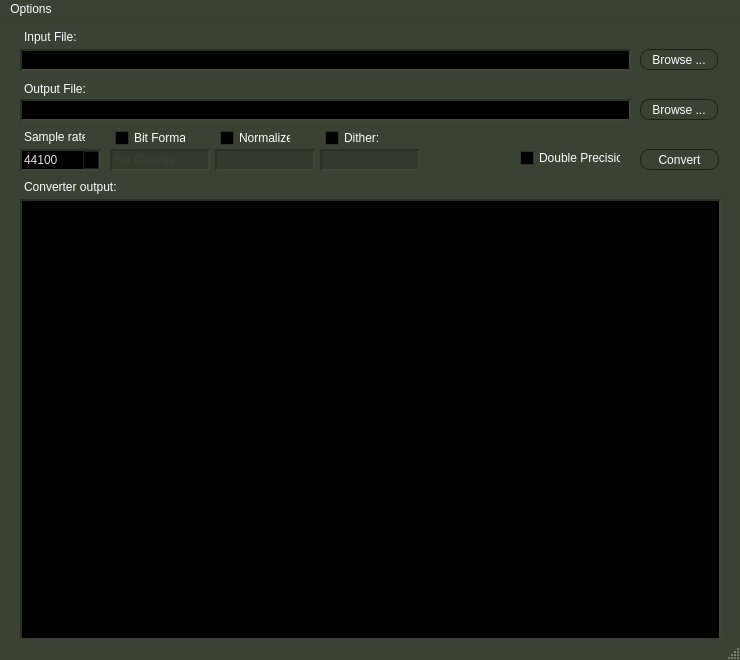
The window that ferocious/mainwindow.ui (jniemann66/ferocious) describes before a commit, drawn with Qt 5.
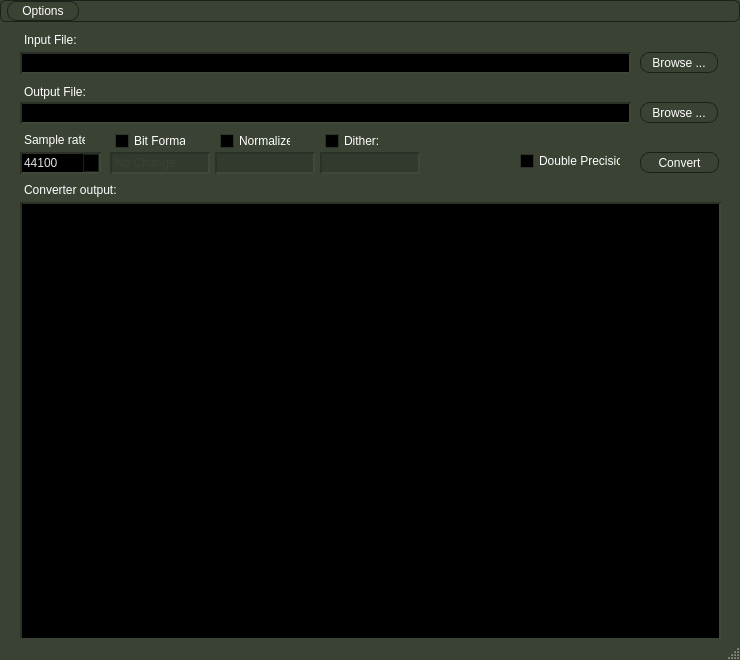
The same window after the commit. Icons and pictures are not drawn. Custom widgets are drawn as their Qt base class.

Commit message: updated css in menus. Added update trigger for OutputFilename textbox

Diff of the .ui file:
```diff
--- a/ferocious/mainwindow.ui
+++ b/ferocious/mainwindow.ui
@@ -1402,11 +1402,329 @@
      <x>0</x>
      <y>0</y>
      <width>740</width>
-     <height>19</height>
+     <height>22</height>
     </rect>
    </property>
+   <property name="palette">
+    <palette>
+     <active>
+      <colorrole role="WindowText">
+       <brush brushstyle="SolidPattern">
+        <color alpha="255">
+         <red>255</red>
+         <green>255</green>
+         <blue>255</blue>
+        </color>
+       </brush>
+      </colorrole>
+      <colorrole role="Button">
+       <brush brushstyle="RadialGradientPattern">
+        <gradient centralx="0.300000000000000" centraly="-0.400000000000000" focalx="0.300000000000000" focaly="-0.400000000000000" radius="1.350000000000000" type="RadialGradient" spread="PadSpread" coordinatemode="ObjectBoundingMode">
+         <gradientstop position="0.000000000000000">
+          <color alpha="255">
+           <red>70</red>
+           <green>80</green>
+           <blue>63</blue>
+          </color>
+         </gradientstop>
+         <gradientstop position="1.000000000000000">
+          <color alpha="255">
+           <red>45</red>
+           <green>51</green>
+           <blue>40</blue>
+          </color>
+         </gradientstop>
+        </gradient>
+       </brush>
+      </colorrole>
+      <colorrole role="Text">
+       <brush brushstyle="SolidPattern">
+        <color alpha="255">
+         <red>255</red>
+         <green>255</green>
+         <blue>255</blue>
+        </color>
+       </brush>
+      </colorrole>
+      <colorrole role="ButtonText">
+       <brush brushstyle="SolidPattern">
+        <color alpha="255">
+         <red>255</red>
+         <green>255</green>
+         <blue>255</blue>
+        </color>
+       </brush>
+      </colorrole>
+      <colorrole role="Base">
+       <brush brushstyle="RadialGradientPattern">
+        <gradient centralx="0.300000000000000" centraly="-0.400000000000000" focalx="0.300000000000000" focaly="-0.400000000000000" radius="1.350000000000000" type="RadialGradient" spread="PadSpread" coordinatemode="ObjectBoundingMode">
+         <gradientstop position="0.000000000000000">
+          <color alpha="255">
+           <red>70</red>
+           <green>80</green>
+           <blue>63</blue>
+          </color>
+         </gradientstop>
+         <gradientstop position="1.000000000000000">
+          <color alpha="255">
+           <red>45</red>
+           <green>51</green>
+           <blue>40</blue>
+          </color>
+         </gradientstop>
+        </gradient>
+       </brush>
+      </colorrole>
+      <colorrole role="Window">
+       <brush brushstyle="RadialGradientPattern">
+        <gradient centralx="0.300000000000000" centraly="-0.400000000000000" focalx="0.300000000000000" focaly="-0.400000000000000" radius="1.350000000000000" type="RadialGradient" spread="PadSpread" coordinatemode="ObjectBoundingMode">
+         <gradientstop position="0.000000000000000">
+          <color alpha="255">
+           <red>70</red>
+           <green>80</green>
+           <blue>63</blue>
+          </color>
+         </gradientstop>
+         <gradientstop position="1.000000000000000">
+          <color alpha="255">
+           <red>45</red>
+           <green>51</green>
+           <blue>40</blue>
+          </color>
+         </gradientstop>
+        </gradient>
+       </brush>
+      </colorrole>
+     </active>
+     <inactive>
+      <colorrole role="WindowText">
+       <brush brushstyle="SolidPattern">
+        <color alpha="255">
+         <red>255</red>
+         <green>255</green>
+         <blue>255</blue>
+        </color>
+       </brush>
+      </colorrole>
+      <colorrole role="Button">
+       <brush brushstyle="RadialGradientPattern">
+        <gradient centralx="0.300000000000000" centraly="-0.400000000000000" focalx="0.300000000000000" focaly="-0.400000000000000" radius="1.350000000000000" type="RadialGradient" spread="PadSpread" coordinatemode="ObjectBoundingMode">
+         <gradientstop position="0.000000000000000">
+          <color alpha="255">
+           <red>70</red>
+           <green>80</green>
+           <blue>63</blue>
+          </color>
+         </gradientstop>
+         <gradientstop position="1.000000000000000">
+          <color alpha="255">
+           <red>45</red>
+           <green>51</green>
+           <blue>40</blue>
+          </color>
+         </gradientstop>
+        </gradient>
+       </brush>
+      </colorrole>
+      <colorrole role="Text">
+       <brush brushstyle="SolidPattern">
+        <color alpha="255">
+         <red>255</red>
+         <green>255</green>
+         <blue>255</blue>
+        </color>
+       </brush>
+      </colorrole>
+      <colorrole role="ButtonText">
+       <brush brushstyle="SolidPattern">
+        <color alpha="255">
+         <red>255</red>
+         <green>255</green>
+         <blue>255</blue>
+        </color>
+       </brush>
+      </colorrole>
+      <colorrole role="Base">
+       <brush brushstyle="RadialGradientPattern">
+        <gradient centralx="0.300000000000000" centraly="-0.400000000000000" focalx="0.300000000000000" focaly="-0.400000000000000" radius="1.350000000000000" type="RadialGradient" spread="PadSpread" coordinatemode="ObjectBoundingMode">
+         <gradientstop position="0.000000000000000">
+          <color alpha="255">
+           <red>70</red>
+           <green>80</green>
+           <blue>63</blue>
+          </color>
+         </gradientstop>
+         <gradientstop position="1.000000000000000">
+          <color alpha="255">
+           <red>45</red>
+           <green>51</green>
+           <blue>40</blue>
+          </color>
+         </gradientstop>
+        </gradient>
+       </brush>
+      </colorrole>
+      <colorrole role="Window">
+       <brush brushstyle="RadialGradientPattern">
+        <gradient centralx="0.300000000000000" centraly="-0.400000000000000" focalx="0.300000000000000" focaly="-0.400000000000000" radius="1.350000000000000" type="RadialGradient" spread="PadSpread" coordinatemode="ObjectBoundingMode">
+         <gradientstop position="0.000000000000000">
+          <color alpha="255">
+           <red>70</red>
+           <green>80</green>
+           <blue>63</blue>
+          </color>
+         </gradientstop>
+         <gradientstop position="1.000000000000000">
+          <color alpha="255">
+           <red>45</red>
+           <green>51</green>
+           <blue>40</blue>
+          </color>
+         </gradientstop>
+        </gradient>
+       </brush>
+      </colorrole>
+     </inactive>
+     <disabled>
+      <colorrole role="WindowText">
+       <brush brushstyle="SolidPattern">
+        <color alpha="255">
+         <red>255</red>
+         <green>255</green>
+         <blue>255</blue>
+        </color>
+       </brush>
+      </colorrole>
+      <colorrole role="Button">
+       <brush brushstyle="RadialGradientPattern">
+        <gradient centralx="0.300000000000000" centraly="-0.400000000000000" focalx="0.300000000000000" focaly="-0.400000000000000" radius="1.350000000000000" type="RadialGradient" spread="PadSpread" coordinatemode="ObjectBoundingMode">
+         <gradientstop position="0.000000000000000">
+          <color alpha="255">
+           <red>70</red>
+           <green>80</green>
+           <blue>63</blue>
+          </color>
+         </gradientstop>
+         <gradientstop position="1.000000000000000">
+          <color alpha="255">
+           <red>45</red>
+           <green>51</green>
+           <blue>40</blue>
+          </color>
+         </gradientstop>
+        </gradient>
+       </brush>
+      </colorrole>
+      <colorrole role="Text">
+       <brush brushstyle="SolidPattern">
+        <color alpha="255">
+         <red>255</red>
+         <green>255</green>
+         <blue>255</blue>
+        </color>
+       </brush>
+      </colorrole>
+      <colorrole role="ButtonText">
+       <brush brushstyle="SolidPattern">
+        <color alpha="255">
+         <red>255</red>
+         <green>255</green>
+         <blue>255</blue>
+        </color>
+       </brush>
+      </colorrole>
+      <colorrole role="Base">
+       <brush brushstyle="RadialGradientPattern">
+        <gradient centralx="0.300000000000000" centraly="-0.400000000000000" focalx="0.300000000000000" focaly="-0.400000000000000" radius="1.350000000000000" type="RadialGradient" spread="PadSpread" coordinatemode="ObjectBoundingMode">
+         <gradientstop position="0.000000000000000">
+          <color alpha="255">
+           <red>70</red>
+           <green>80</green>
+           <blue>63</blue>
+          </color>
+         </gradientstop>
+         <gradientstop position="1.000000000000000">
+          <color alpha="255">
+           <red>45</red>
+           <green>51</green>
+           <blue>40</blue>
+          </color>
+         </gradientstop>
+        </gradient>
+       </brush>
+      </colorrole>
+      <colorrole role="Window">
+       <brush brushstyle="RadialGradientPattern">
+        <gradient centralx="0.300000000000000" centraly="-0.400000000000000" focalx="0.300000000000000" focaly="-0.400000000000000" radius="1.350000000000000" type="RadialGradient" spread="PadSpread" coordinatemode="ObjectBoundingMode">
+         <gradientstop position="0.000000000000000">
+          <color alpha="255">
+           <red>70</red>
+           <green>80</green>
+           <blue>63</blue>
+          </color>
+         </gradientstop>
+         <gradientstop position="1.000000000000000">
+          <color alpha="255">
+           <red>45</red>
+           <green>51</green>
+           <blue>40</blue>
+          </color>
+         </gradientstop>
+        </gradient>
+       </brush>
+      </colorrole>
+     </disabled>
+    </palette>
+   </property>
+   <property name="font">
+    <font>
+     <stylestrategy>PreferAntialias</stylestrategy>
+    </font>
+   </property>
+   <property name="layoutDirection">
+    <enum>Qt::LeftToRight</enum>
+   </property>
    <property name="styleSheet">
-    <string notr="true"/>
+    <string notr="true">QMenuBar {
+color: #fff;
+border: 1px solid #1b2018;
+border-radius: 6px;
+background: qradialgradient(cx: 0.3, cy: -0.4,
+fx: 0.3, fy: -0.4,
+radius: 1.35, stop: 0 #46503f, stop: 1 #2d3328);
+
+min-width: 66px;
+max-height: 30px;
+}
+
+/*QMenuBar:hover {
+background: qradialgradient(cx: 0.3, cy: -0.4,
+fx: 0.3, fy: -0.4,
+radius: 1.35, stop: 0 #535e4a, stop: 1 #3a4234);
+}*/
+
+/*QMenuBar:pressed {
+background: qradialgradient(cx: 0.4, cy: -0.1,
+fx: 0.4, fy: -0.1,
+radius: 1.35, stop: 0 #70e01a, stop: 1#3b770e);
+}*/
+
+QMenuBar::item {
+color: #fff;
+border: 1px solid #1b2018;
+border-radius: 9px;
+background: qradialgradient(cx: 0.3, cy: -0.4,
+fx: 0.3, fy: -0.4,
+radius: 1.35, stop: 0 #46503f, stop: 1 #2d3328);
+padding: 2px;
+min-width: 66px;
+}
+
+QMenuBar::item:pressed {
+background: qradialgradient(cx: 0.3, cy: -0.4,
+fx: 0.3, fy: -0.4,
+radius: 1.35, stop: 0 #535e4a, stop: 1 #3a4234);
+}</string>
    </property>
    <widget class="QMenu" name="menuOptions">
     <property name="styleSheet">
```
Left out of the diff: 16 changed lines with no effect on the pictures. The commit also changes 3 other files.
